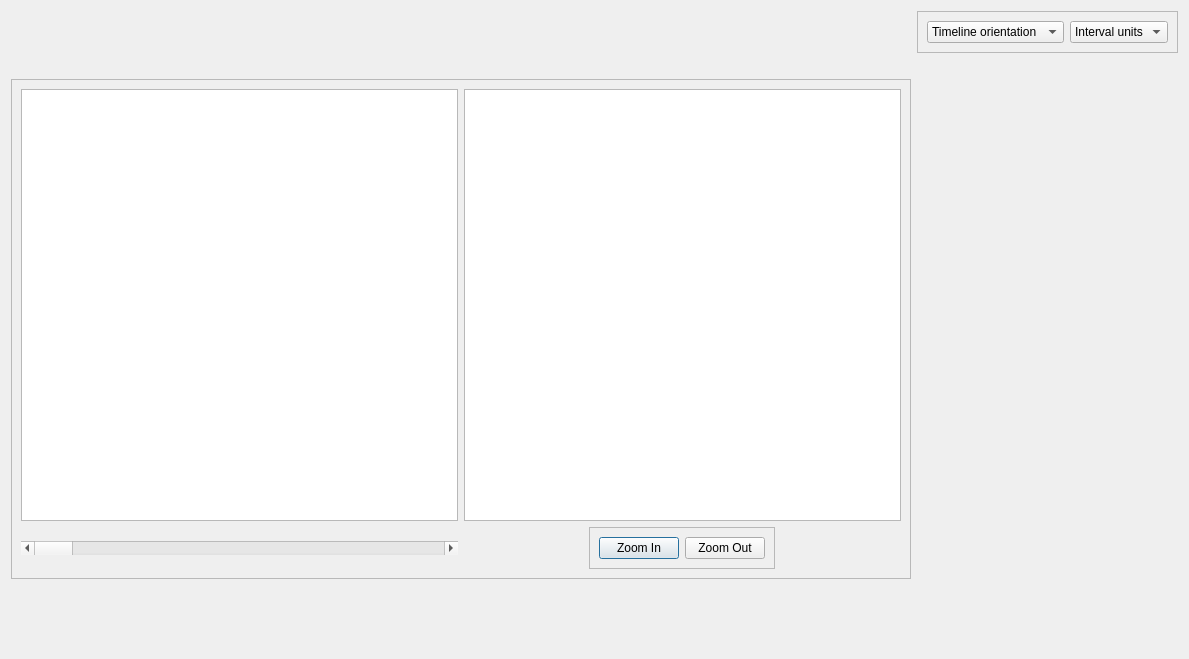
First picture: the form in ui/nodes_configuration_graphical_format.ui, repository CS4311-spring-2020/pick-tool-team14-keikaku, before the edit.
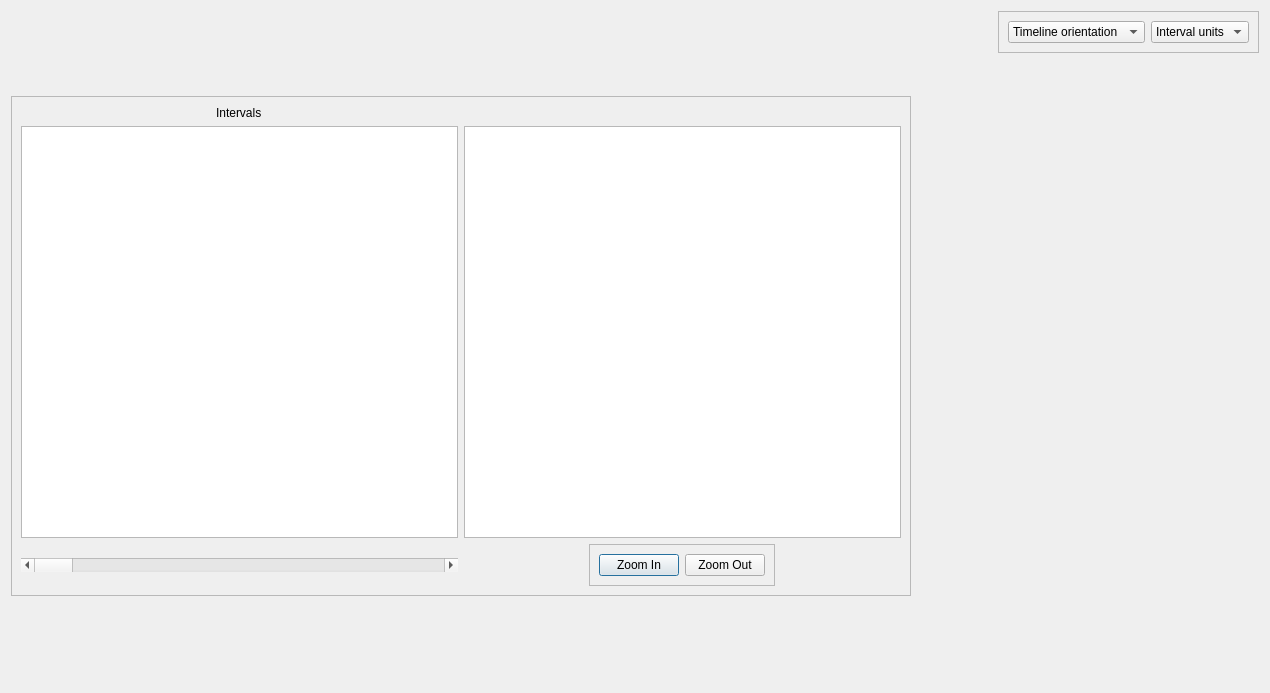
Second picture: the form after the edit.

Commit message: nodes config graphical update

What changed in the file:
```diff
--- a/ui/nodes_configuration_graphical_format.ui
+++ b/ui/nodes_configuration_graphical_format.ui
@@ -6,8 +6,8 @@
    <rect>
     <x>0</x>
     <y>0</y>
-    <width>921</width>
-    <height>659</height>
+    <width>1270</width>
+    <height>693</height>
    </rect>
   </property>
   <property name="windowTitle">
@@ -47,20 +47,20 @@
        </rect>
       </property>
       <layout class="QGridLayout" name="gridLayout">
-       <item row="0" column="0">
-        <widget class="QTableView" name="tableView"/>
-       </item>
-       <item row="0" column="1">
+       <item row="1" column="1">
         <widget class="QGraphicsView" name="graph"/>
        </item>
-       <item row="1" column="0">
+       <item row="2" column="0">
         <widget class="QScrollBar" name="horizontalScrollBar">
          <property name="orientation">
           <enum>Qt::Horizontal</enum>
          </property>
         </widget>
        </item>
-       <item row="1" column="1" alignment="Qt::AlignHCenter">
+       <item row="1" column="0">
+        <widget class="QTableView" name="tableView"/>
+       </item>
+       <item row="2" column="1" alignment="Qt::AlignHCenter">
         <widget class="QFrame" name="frame">
          <property name="sizePolicy">
           <sizepolicy hsizetype="Preferred" vsizetype="Minimum">
@@ -98,6 +98,13 @@
          </layout>
         </widget>
        </item>
+       <item row="0" column="0" alignment="Qt::AlignHCenter|Qt::AlignVCenter">
+        <widget class="QLabel" name="label">
+         <property name="text">
+          <string>Intervals</string>
+         </property>
+        </widget>
+       </item>
       </layout>
      </widget>
     </widget>
```
